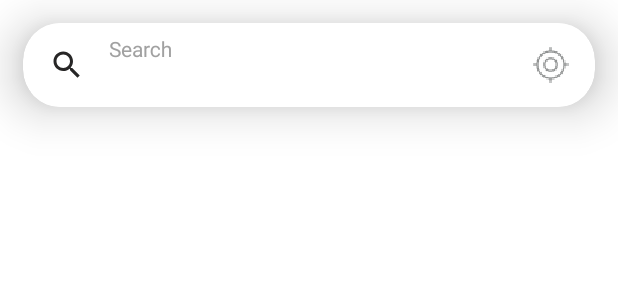
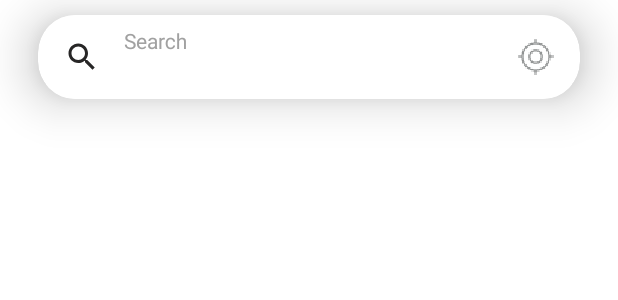
Before and after one commit to PierreBreny/Project_Vantal, an Android app: the layout fragment_home.xml on its own in the app's theme, with its tools: preview values and no code run, on a phone screen of 412 x 824 dp. Shown: the top 300 px of the screen. Run offline under Robolectric (Android 15) with nearby library versions, the phone set to English and light mode, and no system bars; network calls fail.

Commit message:
modified searchar (bettere UI & integration with recyclerview)

```diff
--- a/app/src/main/res/layout/fragment_home.xml
+++ b/app/src/main/res/layout/fragment_home.xml
@@ -11,9 +11,9 @@
         android:id="@+id/search_cardview"
         android:layout_width="0dp"
         android:layout_height="wrap_content"
-        android:layout_margin="15dp"
-        android:layout_marginStart="10dp"
-        android:layout_marginEnd="10dp"
+        android:layout_marginTop="10dp"
+        android:layout_marginStart="25dp"
+        android:layout_marginEnd="25dp"
         app:cardCornerRadius="25dp"
         app:cardElevation="20dp"
         app:layout_constraintEnd_toEndOf="parent"
@@ -55,11 +55,10 @@
         android:id="@+id/rv_van_home"
         android:layout_width="369dp"
         android:layout_height="595dp"
-        android:layout_marginTop="8dp"
+        android:layout_marginTop="0dp"
         app:layout_constraintEnd_toEndOf="parent"
         app:layout_constraintStart_toStartOf="parent"
         app:layout_constraintTop_toBottomOf="@+id/search_cardview" />
 
 
-
 </androidx.constraintlayout.widget.ConstraintLayout>
```
